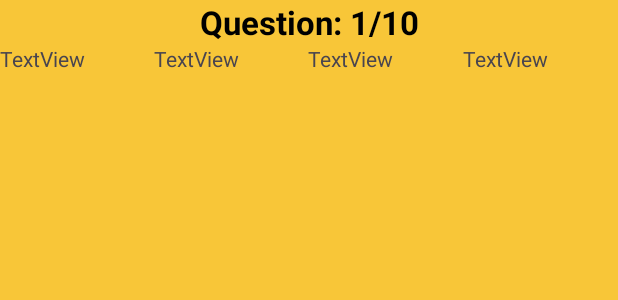
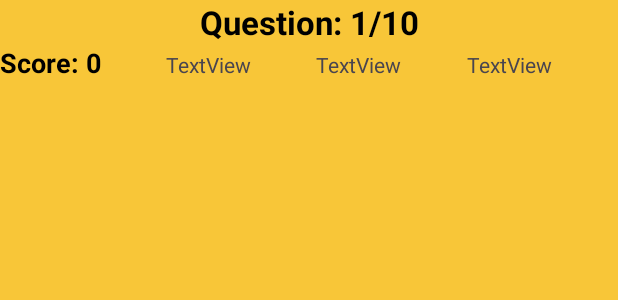
Before and after one commit to Ornella-Gigante/QuizCraft, an Android app: the layout activity_main.xml on its own in the app's theme, with its tools: preview values and no code run, on a phone screen of 412 x 824 dp. Shown: the top 300 px of the screen. Run offline under Robolectric (Android 15) with nearby library versions, the phone set to English and light mode, and no system bars.

Commit message:
style: Enhance score TextView with custom attributes

```diff
--- a/app/src/main/res/layout/activity_main.xml
+++ b/app/src/main/res/layout/activity_main.xml
@@ -31,7 +31,10 @@
             android:layout_width="wrap_content"
             android:layout_height="wrap_content"
             android:layout_weight="1"
-            android:text="TextView" />
+            android:text="Score: 0"
+            android:textStyle="bold"
+            android:textColor="#000"
+            android:textSize="18sp"/>
 
         <TextView
             android:id="@+id/textView2"
```
